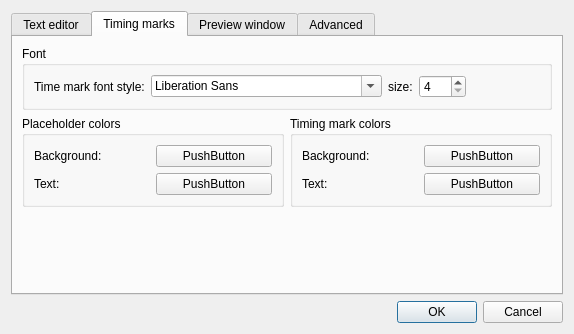
Before: the Qt Designer form src/dialog_settings.ui in gyunaev/karlyriceditor, drawn with Qt 5.
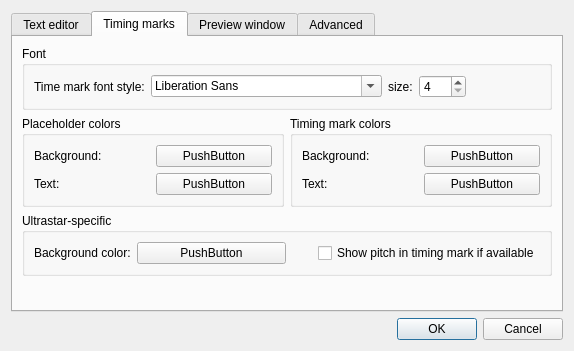
After: the same form once the commit is applied. The open tabs and pages were chosen to show the change. Custom widgets are drawn as their Qt base class.

Commit message: Added new Ultrastar-specific settings

What changed in the file:
```diff
--- a/src/dialog_settings.ui
+++ b/src/dialog_settings.ui
@@ -7,7 +7,7 @@
     <x>0</x>
     <y>0</y>
     <width>574</width>
-    <height>334</height>
+    <height>351</height>
    </rect>
   </property>
   <property name="windowTitle">
@@ -383,6 +383,64 @@
          </item>
         </layout>
        </item>
+       <item>
+        <widget class="QGroupBox" name="groupBox_9">
+         <property name="title">
+          <string>Ultrastar-specific</string>
+         </property>
+         <layout class="QHBoxLayout" name="horizontalLayout_9">
+          <item>
+           <widget class="QLabel" name="label_18">
+            <property name="whatsThis">
+             <string>Background color for a timing mark which contains both time and pitch. Making it different from timing mark background color above would make it easier to detect timing marks which do not have pitch seet yet.</string>
+            </property>
+            <property name="text">
+             <string>Background color:</string>
+            </property>
+           </widget>
+          </item>
+          <item>
+           <widget class="ColorButton" name="btnTimingColorTiPitch">
+            <property name="sizePolicy">
+             <sizepolicy hsizetype="Minimum" vsizetype="Fixed">
+              <horstretch>1</horstretch>
+              <verstretch>0</verstretch>
+             </sizepolicy>
+            </property>
+            <property name="whatsThis">
+             <string>Background color for a timing mark which contains both time and pitch. Making it different from timing mark background color above would make it easier to detect timing marks which do not have pitch seet yet.</string>
+            </property>
+            <property name="text">
+             <string>PushButton</string>
+            </property>
+           </widget>
+          </item>
+          <item>
+           <spacer name="horizontalSpacer_4">
+            <property name="orientation">
+             <enum>Qt::Horizontal</enum>
+            </property>
+            <property name="sizeHint" stdset="0">
+             <size>
+              <width>26</width>
+              <height>20</height>
+             </size>
+            </property>
+           </spacer>
+          </item>
+          <item>
+           <widget class="QCheckBox" name="cbShowPitchTimingMark">
+            <property name="whatsThis">
+             <string>If checked, the timing mark will also show the pitch. It takes more screen space, but also provides more information. The pitch will only be shown for lyric formats which suport it (only UltraStar so far).</string>
+            </property>
+            <property name="text">
+             <string>Show pitch in timing mark if available</string>
+            </property>
+           </widget>
+          </item>
+         </layout>
+        </widget>
+       </item>
        <item>
         <spacer name="verticalSpacer">
          <property name="orientation">
```
The commit also changes 2 other files.
